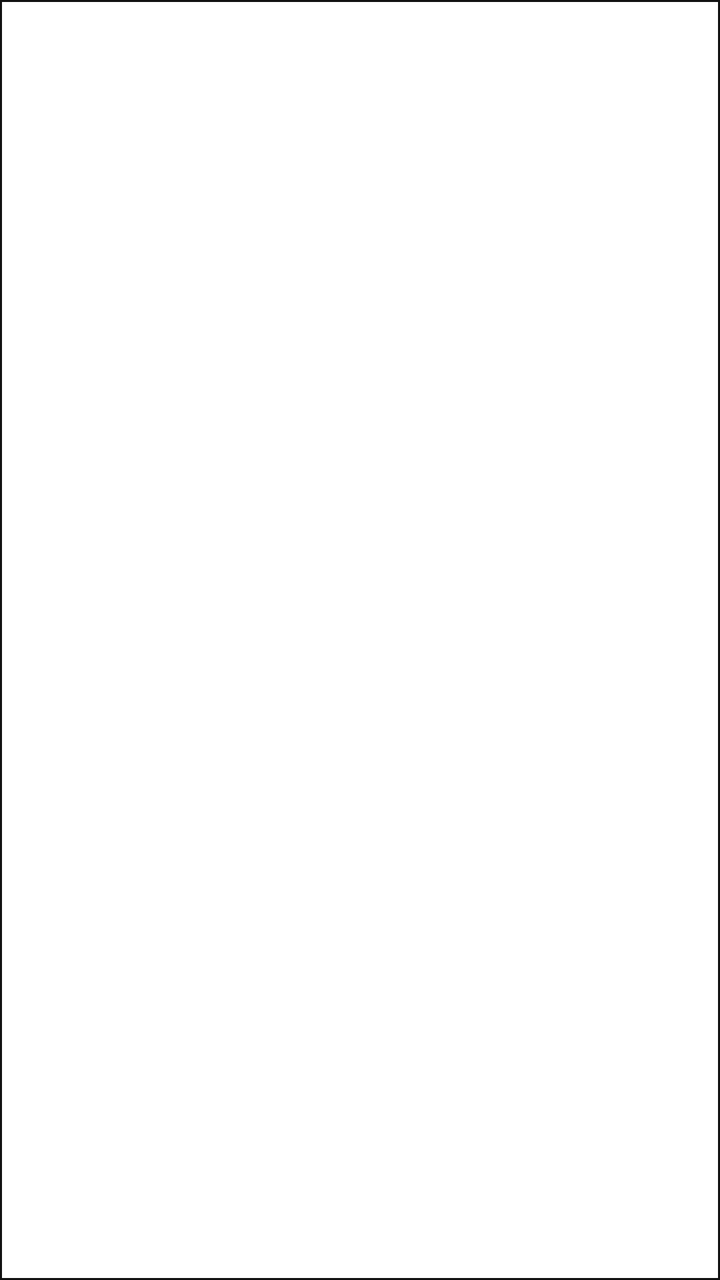
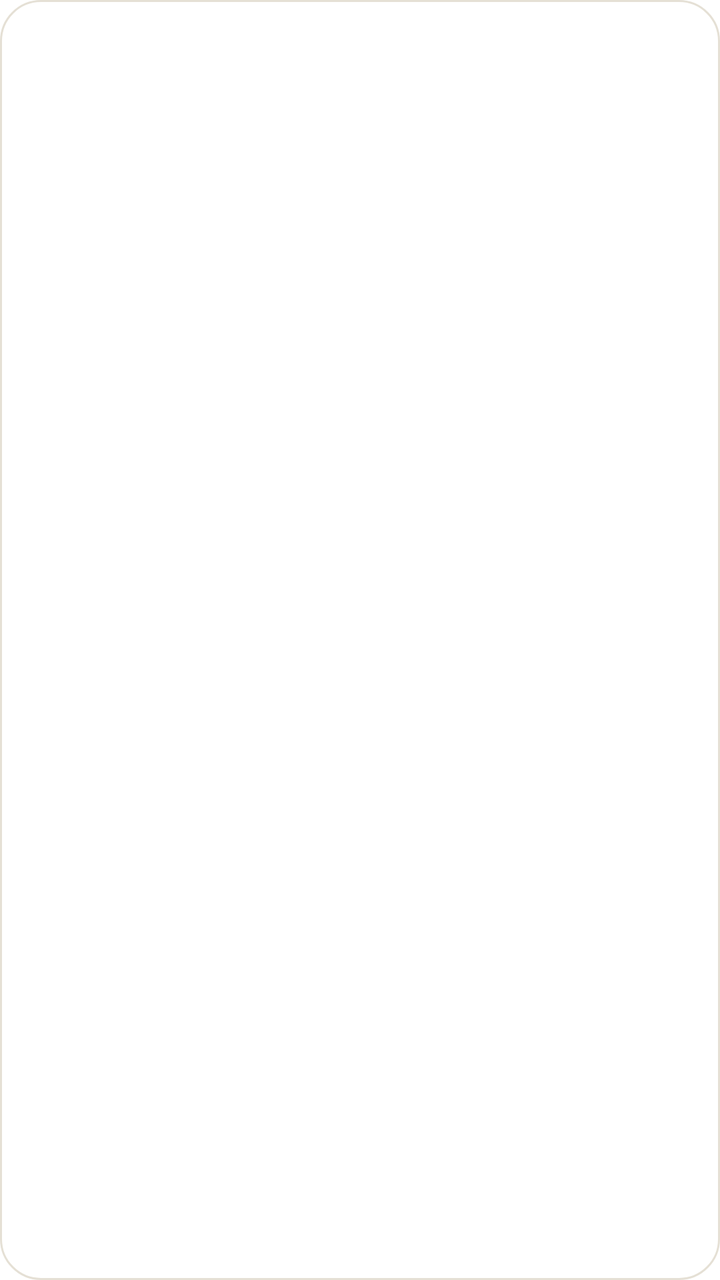

The first picture is an Android layout as it rendered before a commit; the second is the same layout after the commit. The layout source and the unified diff follow.
<!-- AndroidManifest.xml: application theme Theme.Board -->
<!-- res/layout/item_task.xml -->
<?xml version="1.0" encoding="utf-8"?>
<LinearLayout xmlns:android="http://schemas.android.com/apk/res/android"
    android:layout_width="match_parent"
    android:layout_height="wrap_content"
    android:layout_marginLeft="10dp"
    android:layout_marginTop="8dp"
    android:layout_marginRight="10dp"
    android:background="@drawable/box"
    android:orientation="horizontal"
    android:paddingLeft="12dp"
    android:paddingTop="10dp"
    android:paddingRight="12dp"
    android:paddingBottom="10dp">

    <LinearLayout
        android:layout_width="0dp"
        android:layout_height="wrap_content"
        android:layout_gravity="center_vertical"
        android:layout_weight="1"
        android:orientation="vertical">

        <TextView
            android:id="@+id/tvTitle"
            android:layout_width="match_parent"
            android:layout_height="wrap_content"
            android:ellipsize="end"
            android:maxLines="2"
            android:textColor="#111111"
            android:textSize="15sp" />

        <TextView
            android:id="@+id/tvSub"
            android:layout_width="match_parent"
            android:layout_height="wrap_content"
            android:layout_marginTop="4dp"
            android:ellipsize="end"
            android:maxLines="1"
            android:textColor="#888888"
            android:textSize="11sp" />
    </LinearLayout>

    <LinearLayout
        android:layout_width="wrap_content"
        android:layout_height="wrap_content"
        android:layout_gravity="center_vertical"
        android:layout_marginStart="8dp"
        android:gravity="end"
        android:orientation="vertical">

        <TextView
            android:id="@+id/tvRight"
            android:layout_width="wrap_content"
            android:layout_height="wrap_content"
            android:maxLines="1"
            android:textColor="#111111"
            android:textSize="13sp" />

        <TextView
            android:id="@+id/tvBadge"
            android:layout_width="wrap_content"
            android:layout_height="wrap_content"
            android:layout_gravity="end"
            android:layout_marginTop="3dp"
            android:textColor="#999999"
            android:textSize="10sp" />
    </LinearLayout>
</LinearLayout>
<!-- resources referenced by this layout -->
<resources>
  <!-- drawable box (drawable) -->
  <?xml version="1.0" encoding="utf-8"?>
  <shape xmlns:android="http://schemas.android.com/apk/res/android"
      android:shape="rectangle">
      <solid android:color="#FFFFFF" />
      <stroke
          android:width="1dp"
          android:color="#111111" />
  </shape>
  <style name="Theme.Board" parent="Theme.AppCompat.Light.NoActionBar">
          <item name="android:windowBackground">#FFFFFF</item>
          <item name="android:statusBarColor">#FFFFFF</item>
          <item name="android:windowLightStatusBar">true</item>
          <item name="android:navigationBarColor">#FFFFFF</item>
          <item name="android:windowLightNavigationBar">true</item>
          <item name="colorAccent">#111111</item>
          <item name="android:textColorPrimary">#111111</item>
      </style>
</resources>

<!-- the commit's change to res/layout/item_task.xml (unified diff, before → after) -->
@@ -5,7 +5,7 @@
     android:layout_marginLeft="10dp"
     android:layout_marginTop="8dp"
     android:layout_marginRight="10dp"
-    android:background="@drawable/box"
+    android:background="@drawable/bg_card"
     android:orientation="horizontal"
     android:paddingLeft="12dp"
     android:paddingTop="10dp"
@@ -25,7 +25,7 @@
             android:layout_height="wrap_content"
             android:ellipsize="end"
             android:maxLines="2"
-            android:textColor="#111111"
+            android:textColor="@color/tt_ink"
             android:textSize="15sp" />
 
         <TextView
@@ -35,7 +35,7 @@
             android:layout_marginTop="4dp"
             android:ellipsize="end"
             android:maxLines="1"
-            android:textColor="#888888"
+            android:textColor="@color/tt_muted"
             android:textSize="11sp" />
     </LinearLayout>
 
@@ -52,7 +52,7 @@
             android:layout_width="wrap_content"
             android:layout_height="wrap_content"
             android:maxLines="1"
-            android:textColor="#111111"
+            android:textColor="@color/tt_ink"
             android:textSize="13sp" />
 
         <TextView
@@ -61,7 +61,7 @@
             android:layout_height="wrap_content"
             android:layout_gravity="end"
             android:layout_marginTop="3dp"
-            android:textColor="#999999"
+            android:textColor="@color/tt_muted2"
             android:textSize="10sp" />
     </LinearLayout>
 </LinearLayout>
<!-- resource entries referenced after the edit -->
@@ -1,13 +1,14 @@
 <!-- resources referenced by this layout -->
 <resources>
-  <!-- drawable box (drawable) -->
+  <color name="tt_ink">#141413</color>
+  <color name="tt_muted">#6E6960</color>
+  <color name="tt_muted2">#A39D92</color>
+  <!-- drawable bg_card (drawable) -->
   <?xml version="1.0" encoding="utf-8"?>
-  <shape xmlns:android="http://schemas.android.com/apk/res/android"
-      android:shape="rectangle">
-      <solid android:color="#FFFFFF" />
-      <stroke
-          android:width="1dp"
-          android:color="#111111" />
+  <shape xmlns:android="http://schemas.android.com/apk/res/android" android:shape="rectangle">
+      <solid android:color="@color/tt_surface" />
+      <corners android:radius="20dp" />
+      <stroke android:width="1dp" android:color="@color/tt_line" />
   </shape>
   <style name="Theme.Board" parent="Theme.AppCompat.Light.NoActionBar">
           <item name="android:windowBackground">#FFFFFF</item>
@@ -18,5 +19,7 @@
           <item name="colorAccent">#111111</item>
           <item name="android:textColorPrimary">#111111</item>
       </style>
+  <color name="tt_surface">#FFFFFF</color>
+  <color name="tt_line">#E5E0D5</color>
 </resources>
 
